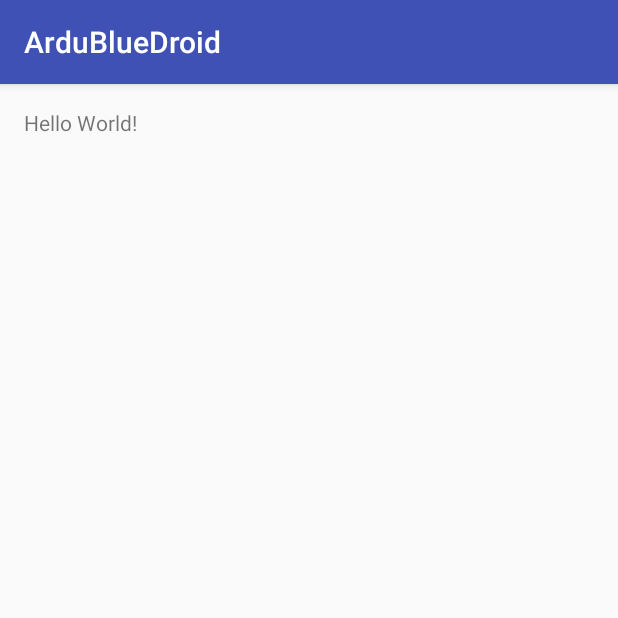
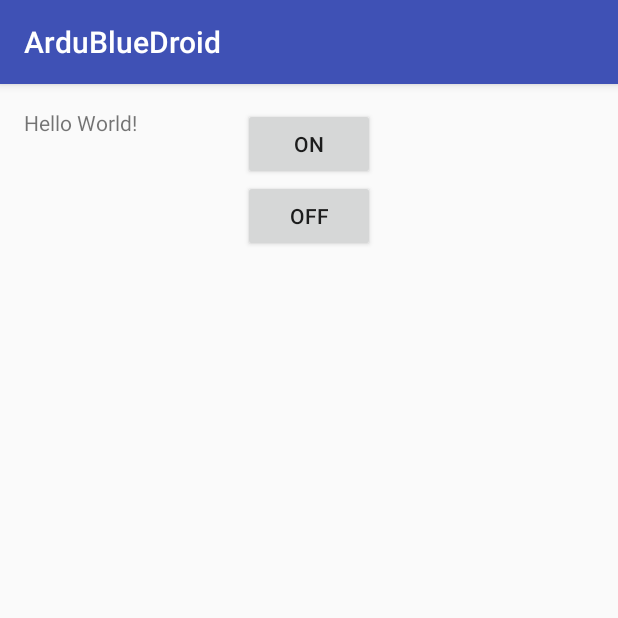
Before and after one commit to CarlosCano93/ArduBlueDroid, an Android app: the screen it shows after launch (MainActivity), on a phone screen of 412 x 824 dp, the top half of it. Run offline under Robolectric (Android 15) with nearby library versions, the phone set to English and light mode, and no system bars; our stand-ins replace ButterKnife.

Commit message:
Check bluetooth and put buttons on/off on xml file

```diff
--- a/app/build.gradle
+++ b/app/build.gradle
@@ -26,4 +26,6 @@ dependencies {
     })
     compile 'com.android.support:appcompat-v7:23.4.0'
     testCompile 'junit:junit:4.12'
+
+    compile "com.jakewharton:butterknife:$rootProject.ext.butterknifeVersion"
 }
--- a/app/src/main/AndroidManifest.xml
+++ b/app/src/main/AndroidManifest.xml
@@ -1,6 +1,9 @@
 <?xml version="1.0" encoding="utf-8"?>
 <manifest xmlns:android="http://schemas.android.com/apk/res/android"
     package="ccano.android.ardubluedroid">
+
+    <uses-permission android:name="android.permission.BLUETOOTH"/>
+    <uses-permission android:name="android.permission.BLUETOOTH_ADMIN"/>
 
     <application
         android:allowBackup="true"
--- a/app/src/main/java/ccano/android/ardubluedroid/MainActivity.java
+++ b/app/src/main/java/ccano/android/ardubluedroid/MainActivity.java
@@ -1,7 +1,14 @@
 package ccano.android.ardubluedroid;
 
+import android.bluetooth.BluetoothAdapter;
+import android.content.Intent;
+import android.os.Bundle;
 import android.support.v7.app.AppCompatActivity;
-import android.os.Bundle;
+import android.widget.Button;
+import android.widget.Toast;
+
+import butterknife.Bind;
+import butterknife.OnClick;
 
 /**
  * My first real project with Android ;)
@@ -9,9 +16,39 @@ import android.os.Bundle;
 
 public class MainActivity extends AppCompatActivity {
 
+    //used to turn on bluetooth
+    private static final int REQUEST_ENABLE_BT = 1;
+
+    //See ButterKnife framework to understand @Bind @OnClick and more..
+    @Bind(R.id.btOn)
+    Button btOn;
+    @Bind(R.id.btOff)
+    Button btOff;
+
     @Override
     protected void onCreate(Bundle savedInstanceState) {
         super.onCreate(savedInstanceState);
         setContentView(R.layout.activity_main);
+
+        //To check compatibility and turn on bluetooth
+        BluetoothAdapter mBluetoothAdapter = BluetoothAdapter.getDefaultAdapter();
+        if (mBluetoothAdapter == null) {
+            Toast.makeText(this, getString(R.string.bluetooth_incompatible), Toast.LENGTH_SHORT).show();
+        } else if (!mBluetoothAdapter.isEnabled()) {
+            Intent enableBtIntent = new Intent(BluetoothAdapter.ACTION_REQUEST_ENABLE);
+            startActivityForResult(enableBtIntent, REQUEST_ENABLE_BT);
+        }
+
+
+    }
+
+    @OnClick(R.id.btOn)
+    public void handleButtonOn(){
+        //TODO send info to put led on
+    }
+
+    @OnClick(R.id.btOff)
+    public void handleButtonOff(){
+        //TODO send info to put led Off
     }
 }
--- a/app/src/main/res/layout/activity_main.xml
+++ b/app/src/main/res/layout/activity_main.xml
@@ -14,4 +14,22 @@
         android:layout_width="wrap_content"
         android:layout_height="wrap_content"
         android:text="Hello World!" />
+
+    <Button
+        android:text="ON"
+        android:layout_width="wrap_content"
+        android:layout_height="wrap_content"
+        android:layout_below="@+id/textView"
+        android:layout_centerHorizontal="true"
+        android:id="@+id/btOn" />
+
+    <Button
+        android:text="OFF"
+        android:layout_width="wrap_content"
+        android:layout_height="wrap_content"
+        android:id="@+id/btOff"
+        android:elevation="0dp"
+        android:layout_below="@+id/btOn"
+        android:layout_alignLeft="@+id/btOn"
+        android:layout_alignStart="@+id/btOn" />
 </RelativeLayout>
--- a/app/src/main/res/values/strings.xml
+++ b/app/src/main/res/values/strings.xml
@@ -1,3 +1,5 @@
 <resources>
     <string name="app_name">ArduBlueDroid</string>
+    <string name="bluetooth_incompatible">Device does not support bluetooth</string>
+    <string name="bluetooth_activated">Bluetooth was active</string>
 </resources>
--- a/build.gradle
+++ b/build.gradle
@@ -21,3 +21,7 @@ allprojects {
 task clean(type: Delete) {
     delete rootProject.buildDir
 }
+
+ext {
+    butterknifeVersion = '7.0.1'
+}
```
